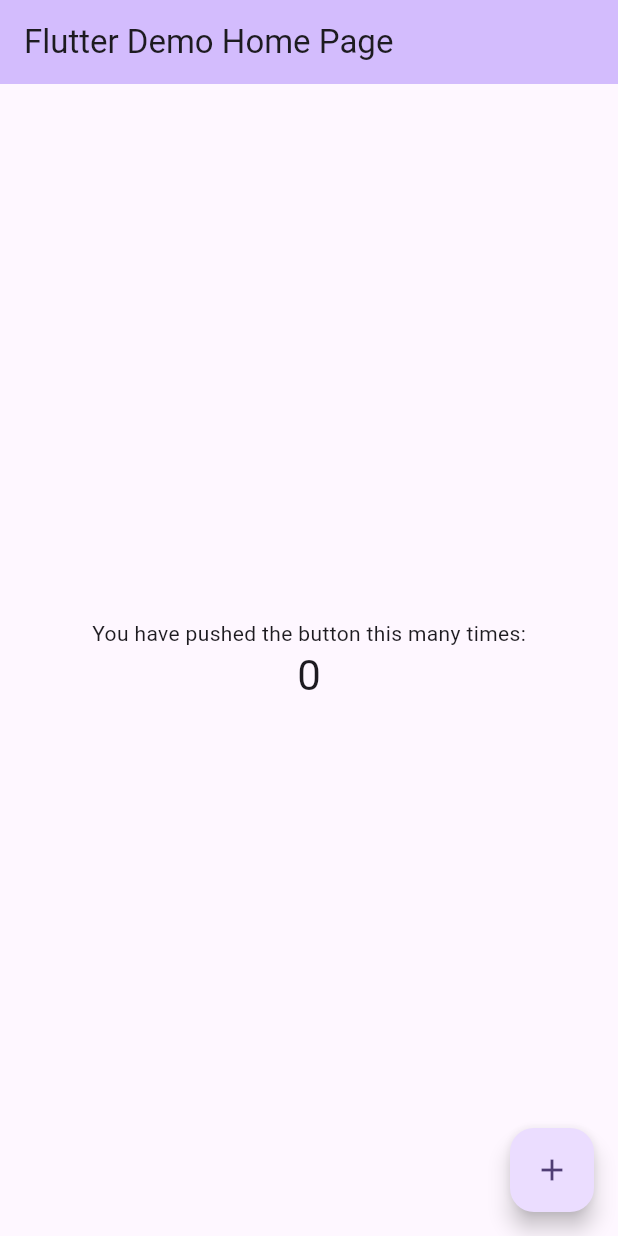
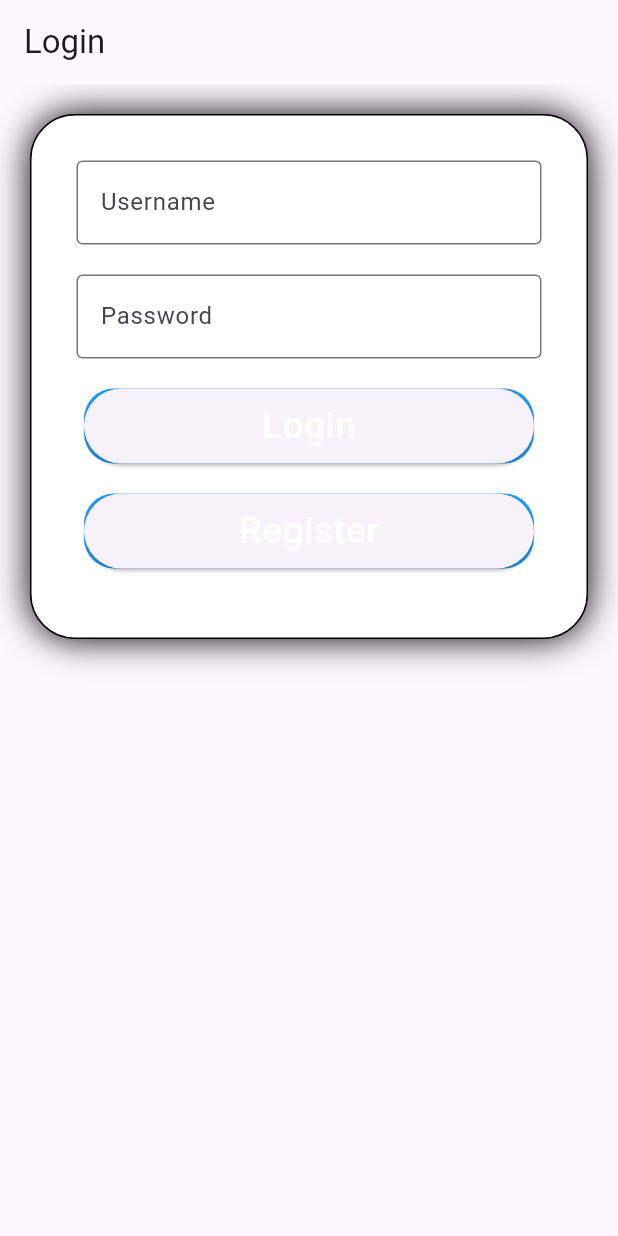
Before and after one commit to abayup14/ProjectUASEmerTech, a Flutter app: the screen it shows after launch, on a phone screen of 412 x 824 dp. Run offline on Flutter 3.47's test engine with Material 3 defaults, Android fonts, the phone set to English and light mode, and no system bars; our stand-ins replace shared_preferences.

Commit message:
Login Register Done

```diff
--- /dev/null
+++ b/lib/class/user.dart
@@ -0,0 +1,21 @@
+class User {
+  final int id;
+  String username;
+  String fullname;
+  String password;
+
+  User(
+      {required this.id,
+      required this.username,
+      required this.fullname,
+      required this.password});
+
+  factory User.fromJson(Map<String, dynamic> json) {
+    return User(
+      id: json["id"] as int,
+      username: json["username"] as String,
+      fullname: json["fullname"] as String,
+      password: json["password"] as String,
+    );
+  }
+}
--- a/lib/main.dart
+++ b/lib/main.dart
@@ -1,7 +1,28 @@
 import 'package:flutter/material.dart';
+import 'package:project_uas_emer_tech/screen/adopt.dart';
+import 'package:project_uas_emer_tech/screen/browse.dart';
+import 'package:project_uas_emer_tech/screen/login.dart';
+import 'package:project_uas_emer_tech/screen/offer.dart';
+import 'package:shared_preferences/shared_preferences.dart';
+
+int active_user = 0;
+
+Future<int> checkUser() async {
+  final prefs = await SharedPreferences.getInstance();
+  int user_id = prefs.getInt("user_id") ?? 0;
+  return user_id;
+}
 
 void main() {
-  runApp(const MyApp());
+  WidgetsFlutterBinding.ensureInitialized();
+  checkUser().then((int result) {
+    if (result == 0) {
+      runApp(MyLogin());
+    } else {
+      active_user = result;
+      runApp(const MyApp());
+    }
+  });
 }
 
 class MyApp extends StatelessWidget {
@@ -56,6 +77,9 @@ class MyHomePage extends StatefulWidget {
 
 class _MyHomePageState extends State<MyHomePage> {
   int _counter = 0;
+  int _currentIdx = 0;
+  final List<Widget> _screens = [Browse(), Offer(), Adopt()];
+  final List<String> _titles = ["Browse", "Offer", "Adopt"];
 
   void _incrementCounter() {
     setState(() {
@@ -66,6 +90,12 @@ class _MyHomePageState extends State<MyHomePage> {
       // called again, and so nothing would appear to happen.
       _counter++;
     });
+
+    void doLogout() async {
+      final prefs = await SharedPreferences.getInstance();
+      prefs.remove("user_id");
+      main();
+    }
   }
 
   @override
@@ -84,42 +114,28 @@ class _MyHomePageState extends State<MyHomePage> {
         backgroundColor: Theme.of(context).colorScheme.inversePrimary,
         // Here we take the value from the MyHomePage object that was created by
         // the App.build method, and use it to set our appbar title.
-        title: Text(widget.title),
+        title: Text(_titles[_currentIdx]),
       ),
-      body: Center(
-        // Center is a layout widget. It takes a single child and positions it
-        // in the middle of the parent.
-        child: Column(
-          // Column is also a layout widget. It takes a list of children and
-          // arranges them vertically. By default, it sizes itself to fit its
-          // children horizontally, and tries to be as tall as its parent.
-          //
-          // Column has various properties to control how it sizes itself and
-          // how it positions its children. Here we use mainAxisAlignment to
-          // center the children vertically; the main axis here is the vertical
-          // axis because Columns are vertical (the cross axis would be
-          // horizontal).
-          //
-          // TRY THIS: Invoke "debug painting" (choose the "Toggle Debug Paint"
-          // action in the IDE, or press "p" in the console), to see the
-          // wireframe for each widget.
-          mainAxisAlignment: MainAxisAlignment.center,
-          children: <Widget>[
-            const Text(
-              'You have pushed the button this many times:',
-            ),
-            Text(
-              '$_counter',
-              style: Theme.of(context).textTheme.headlineMedium,
-            ),
-          ],
-        ),
-      ),
-      floatingActionButton: FloatingActionButton(
-        onPressed: _incrementCounter,
-        tooltip: 'Increment',
-        child: const Icon(Icons.add),
-      ), // This trailing comma makes auto-formatting nicer for build methods.
+      body: _screens[_currentIdx],
+      bottomNavigationBar:
+          funBottomNavBar(), // This trailing comma makes auto-formatting nicer for build methods.
+    );
+  }
+
+  BottomNavigationBar funBottomNavBar() {
+    return BottomNavigationBar(
+      currentIndex: _currentIdx,
+      fixedColor: Colors.teal,
+      items: const [
+        BottomNavigationBarItem(label: "Browse", icon: Icon(Icons.home)),
+        BottomNavigationBarItem(label: "Offer", icon: Icon(Icons.search)),
+        BottomNavigationBarItem(label: "Adopt", icon: Icon(Icons.history)),
+      ],
+      onTap: (int index) {
+        setState(() {
+          _currentIdx = index;
+        });
+      },
     );
   }
 }
--- a/lib/screen/login.dart
+++ b/lib/screen/login.dart
@@ -0,0 +1,154 @@
+import 'dart:convert';
+
+import 'package:flutter/material.dart';
+import 'package:project_uas_emer_tech/main.dart';
+import 'package:project_uas_emer_tech/screen/register.dart';
+import 'package:shared_preferences/shared_preferences.dart';
+import 'package:http/http.dart' as http;
+
+class MyLogin extends StatelessWidget {
+  @override
+  Widget build(BuildContext context) {
+    // TODO: implement build
+    return MaterialApp(
+      title: "Flutter Demo",
+      theme: ThemeData(primarySwatch: Colors.blue),
+      home: const Login(),
+      routes: {
+        "register": (context) => const Register(),
+      },
+    );
+  }
+}
+
+class Login extends StatefulWidget {
+  const Login({super.key});
+  @override
+  State<StatefulWidget> createState() {
+    // TODO: implement createState
+    return _LoginState();
+  }
+}
+
+class _LoginState extends State<Login> {
+  final _formKey = GlobalKey<FormState>();
+  String _username = "";
+  String _password = "";
+  String _user_id = "";
+
+  void doLogin() async {
+    final response = await http.post(
+        Uri.parse(
+            "https://ubaya.me/flutter/160421058/project_uas_et/login.php"),
+        body: {'username': _username, 'password': _password});
+    if (response.statusCode == 200) {
+      Map json = jsonDecode(response.body);
+      if (json["result"] == "success") {
+        if (!mounted) return;
+        final prefs = await SharedPreferences.getInstance();
+        prefs.setInt("user_id", json["id"]);
+        main();
+      }
+    } else {
+      throw Exception("Failed to login");
+    }
+  }
+
+  @override
+  Widget build(BuildContext context) {
+    return Scaffold(
+        appBar: AppBar(
+          title: const Text("Login"),
+        ),
+        body: Form(
+          key: _formKey,
+          child: Container(
+            height: 350,
+            margin: const EdgeInsets.all(20),
+            padding: const EdgeInsets.all(20),
+            decoration: BoxDecoration(
+                borderRadius: const BorderRadius.all(Radius.circular(30)),
+                border: Border.all(width: 1),
+                color: Colors.white,
+                boxShadow: [const BoxShadow(blurRadius: 20)]),
+            child: Column(children: [
+              Padding(
+                padding: const EdgeInsets.all(10),
+                child: TextFormField(
+                  decoration: const InputDecoration(
+                      border: OutlineInputBorder(),
+                      labelText: 'Username',
+                      hintText: 'Please Enter Your Username'),
+                  onChanged: (v) {
+                    _username = v;
+                    print(v);
+                  },
+                  validator: (value) {
+                    if (value == null || value.isEmpty) {
+                      return 'Username must be filled';
+                    }
+                    return null;
+                  },
+                ),
+              ),
+              Padding(
+                padding: const EdgeInsets.all(10),
+                //padding: EdgeInsets.symmetric(horizontal: 15),
+                child: TextFormField(
+                  obscureText: true,
+                  decoration: const InputDecoration(
+                      border: OutlineInputBorder(),
+                      labelText: 'Password',
+                      hintText: 'Please Enter Your Password'),
+                  onChanged: (value) {
+                    _password = value;
+                  },
+                  validator: (value) {
+                    if (value == null || value.isEmpty) {
+                      return 'Judul harus diisi';
+                    }
+                    return null;
+                  },
+                ),
+              ),
+              Padding(
+                  padding: const EdgeInsets.all(10),
+                  child: Container(
+                    height: 50,
+                    width: 300,
+                    decoration: BoxDecoration(
+                        color: Colors.blue,
+                        borderRadius: BorderRadius.circular(20)),
+                    child: ElevatedButton(
+                      onPressed: () {
+                        doLogin();
+                      },
+                      child: const Text(
+                        'Login',
+                        style: TextStyle(color: Colors.white, fontSize: 25),
+                      ),
+                    ),
+                  )),
+              Padding(
+                  padding: const EdgeInsets.all(10),
+                  child: Container(
+                    height: 50,
+                    width: 300,
+                    decoration: BoxDecoration(
+                        color: Colors.blue,
+                        borderRadius: BorderRadius.circular(20)),
+                    child: ElevatedButton(
+                      onPressed: () {
+                        Navigator.popAndPushNamed(context, "register");
+                      },
+                      child: const Text(
+                        'Register',
+                        style: TextStyle(color: Colors.white, fontSize: 25),
+                      ),
+                    ),
+                  )),
+            ]),
+          ),
+        ));
+  }
+}
```
Also changed, not shown: lib/screen/adopt.dart (+13 -0 lines), lib/screen/browse.dart (+13 -0 lines), lib/screen/offer.dart (+13 -0 lines), lib/screen/register.dart (+163 -0 lines).
